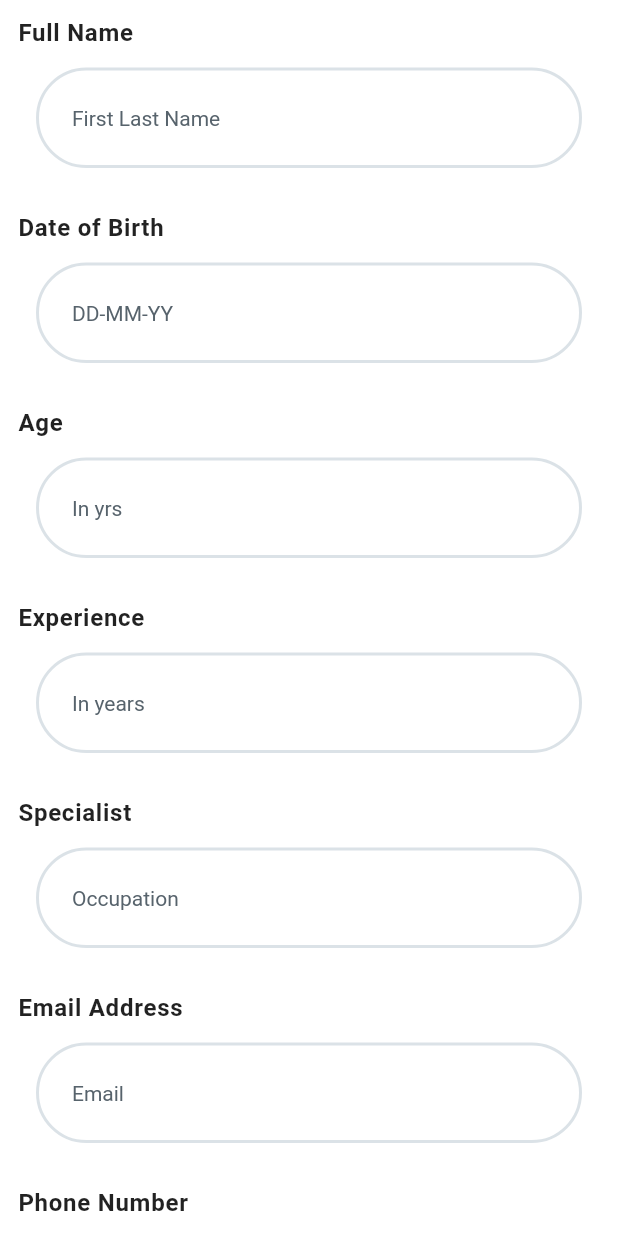
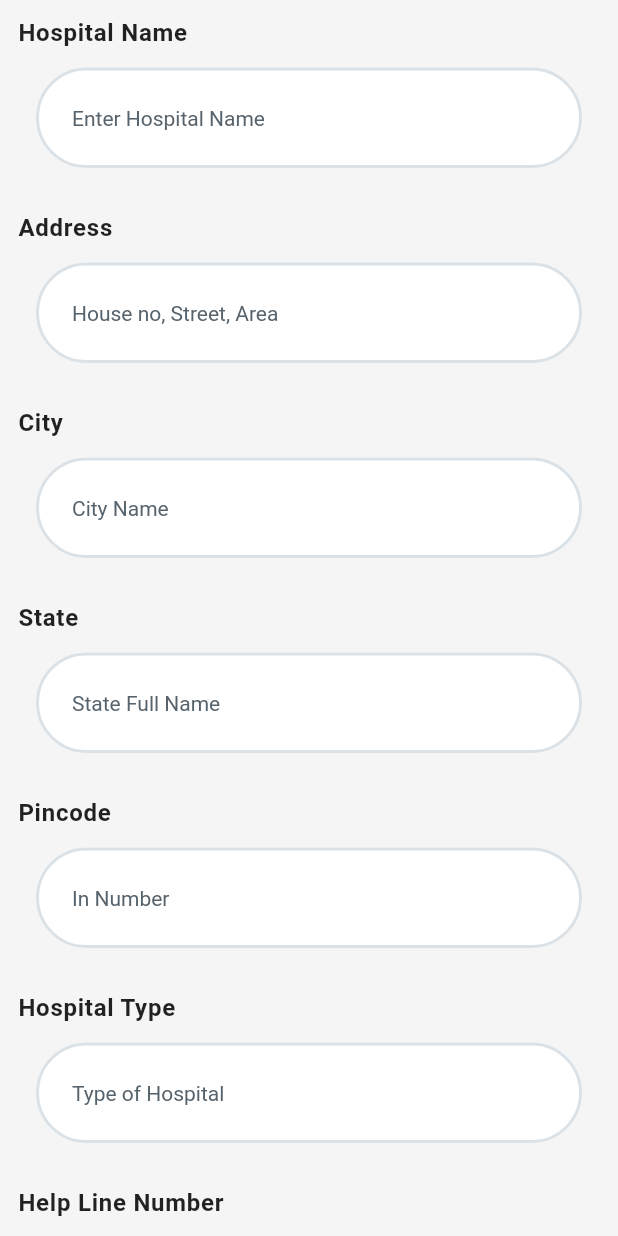
Before and after one commit to NNandhakumar26/Haryana, a Flutter app: the screen it shows after launch, on a phone screen of 412 x 824 dp. Run offline on Flutter 3.47's test engine with Material 2 defaults, Android fonts, the phone set to English and light mode, and no system bars; our stand-ins replace bouncing_widget, google_fonts; Roboto replaces fonts that are missing (Lexend Deca).

Commit message:
registration form ui updated

```diff
--- a/lib/Components/textfield_without_controller.dart
+++ b/lib/Components/textfield_without_controller.dart
@@ -40,6 +40,10 @@ class FullTextField extends StatelessWidget {
               ),
               maxLines: multiLine,
               onChanged: (String text) {
+                if (onChanged != null) {
+                  return onChanged!(text);
+
+                }
                 // onChanged!(text);
               },
               cursorColor: Style.primary,
--- a/lib/Registration/hospital_registration.dart
+++ b/lib/Registration/hospital_registration.dart
@@ -1,125 +1,127 @@
+import 'package:doctor_booking_application/Components/textfield_without_controller.dart';
+import 'package:doctor_booking_application/Registration/doctor_registration.dart';
+import 'package:doctor_booking_application/modals/hospital.dart';
+import 'package:flutter/material.dart';
 
-// import 'package:doctor_booking_application/Registration/doctor_registration.dart';
-// import 'package:flutter/material.dart';
-
-// class HospitalformWidget extends StatelessWidget {
-// //   const HospitalformWidget({Key key}) : super(key: key);
-
-// //   @override
-// //   _HospitalformWidgetState createState() => _HospitalformWidgetState();
-// // }
-
-// // class _HospitalformWidgetState extends State<HospitalformWidget> {
-//   final scaffoldKey = GlobalKey<ScaffoldState>();
+class HospitalformWidget extends StatelessWidget {
+//   const HospitalformWidget({Key key}) : super(key: key);
 
 //   @override
-//   Widget build(BuildContext context) {
-//     return Scaffold(
-//       key: scaffoldKey,
+//   _HospitalformWidgetState createState() => _HospitalformWidgetState();
+// }
 
-//       backgroundColor: Color(0xFFF5F5F5),
-//       body: SafeArea(
-//         child: GestureDetector(
-//           onTap: () => FocusScope.of(context).unfocus(),
-//           child: SingleChildScrollView(
-//             child: Column(
-//               mainAxisSize: MainAxisSize.max,
-//               children: [
-//                 Align(
-//                   alignment: AlignmentDirectional(-1, 0),
-//                   child: Padding(
-//                     padding: EdgeInsetsDirectional.fromSTEB(0, 40, 0, 0),
-//                     child: FieldTitle(
-//                       text: 'Hospital Name',
-//                     ),
-//                   ),
-//                 ),
-//                 FieldWidget(
-//                   labelName: 'Hospital',
-//                   hintName: 'Full Name',
-//                 ),
-//                 Align(
-//                   alignment: AlignmentDirectional(-1, 0),
-//                   child: FieldTitle(
-//                     text: 'Hospital Picture  ',
-//                   ),
-//                 ),
-//                 UploadButtonWidget(),
-//                 Align(
-//                   alignment: AlignmentDirectional(-1, 0),
-//                   child: FieldTitle(
-//                     text: 'Address',
-//                   ),
-//                 ),
-//                 FieldWidget(
-//                   labelName: 'Address',
-//                   hintName: 'House no, Street, Area',
-//                 ),
-//                 Align(
-//                   alignment: AlignmentDirectional(-1, 0),
-//                   child: FieldTitle(
-//                     text: 'City',
-//                   ),
-//                 ),
-//                 FieldWidget(
-//                   labelName: 'City',
-//                   hintName: 'City Name',
-//                 ),
-//                 Align(
-//                   alignment: AlignmentDirectional(-1, 0),
-//                   child: FieldTitle(
-//                     text: 'State',
-//                   ),
-//                 ),
-//                 FieldWidget(
-//                   labelName: 'State',
-//                   hintName: 'State Full Name',
-//                 ),
-//                 Align(
-//                   alignment: AlignmentDirectional(-1, 0),
-//                   child: FieldTitle(
-//                     text: 'Pincode',
-//                   ),
-//                 ),
-//                 FieldIntWidget(
-//                   labelName: 'Pin',
-//                   hintName: '123456',
-//                 ),
-//                 Align(
-//                   alignment: AlignmentDirectional(-1, 0),
-//                   child: FieldTitle(
-//                     text: 'Hospital Type',
-//                   ),
-//                 ),
-//                 FieldWidget(
-//                   labelName: 'Type',
-//                   hintName: 'clinic, speciality hospital',
-//                 ),
-//                 Align(
-//                   alignment: AlignmentDirectional(-1, 0),
-//                   child: FieldTitle(
-//                     text: 'HelpLine Number',
-//                   ),
-//                 ),
-//                 FieldIntWidget(
-//                   labelName: 'Help Line',
-//                   hintName: 'helpline',
-//                 ),
-//                 Align(
-//                   alignment: AlignmentDirectional(-1, 0),
-//                   child: FieldTitle(
-//                     text: 'Email Address',
-//                   ),
-//                 ),
-//                 FieldWidget(
-//                   labelName: 'Hospital Email',
-//                   hintName: 'name@email.com',
-//                 ),
-//               ],
-//             ),
-//           ),
-//         ),
-//       ),
-//     );
-//   }
-// }
+// class _HospitalformWidgetState extends State<HospitalformWidget> {
+  final Hospital? hospital;
+
+  HospitalformWidget({required this.hospital});
+
+  final scaffoldKey = GlobalKey<ScaffoldState>();
+
+  @override
+  Widget build(BuildContext context) {
+    return Scaffold(
+      key: scaffoldKey,
+      backgroundColor: Color(0xFFF5F5F5),
+      body: SafeArea(
+        child: GestureDetector(
+          onTap: () => FocusScope.of(context).unfocus(),
+          child: SingleChildScrollView(
+            child: Column(
+              mainAxisSize: MainAxisSize.max,
+              children: [
+                TitleInputFieldWidget(
+                  title: 'Hospital Name',
+                  fieldWidget: FullTextField(
+                    title: 'Enter Hospital Name',
+                    onChanged: (value) {
+                      hospital!.hospitalName = value;
+                    },
+                  ),
+                ),
+
+                // Align(
+                //   alignment: AlignmentDirectional(-1, 0),
+                //   child: FieldTitle(
+                //     text: 'Hospital Picture  ',
+                //   ),
+                // ),
+                // UploadButtonWidget(),
+
+                TitleInputFieldWidget(
+                  title: 'Address',
+                  fieldWidget: FullTextField(
+                    title: 'House no, Street, Area',
+                    onChanged: (String value) {
+                      hospital!.hospitalAddress!.streetName = value;
+                    },
+                  ),
+                ),
+                TitleInputFieldWidget(
+                  title: 'City',
+                  fieldWidget: FullTextField(
+                    title: 'City Name',
+                    onChanged: (String value) {
+                      hospital!.hospitalAddress!.city = value;
+                    },
+                  ),
+                ),
+                TitleInputFieldWidget(
+                  title: 'State',
+                  fieldWidget: FullTextField(
+                    title: 'State Full Name',
+                    onChanged: (String value) {
+                      hospital!.hospitalAddress!.state = value;
+                    },
+                  ),
+                ),
+                TitleInputFieldWidget(
+                  title: 'Pincode',
+                  fieldWidget: FullTextField(
+                    inputType: TextInputType.number,
+                    title: 'In Number',
+                    onChanged: (String value) {
+                      if (int.tryParse(value) != null) {
+                        hospital!.hospitalAddress!.pincode = int.parse(value);
+                      }
+                    },
+                  ),
+                ),
+                TitleInputFieldWidget(
+                  title: 'Hospital Type',
+                  fieldWidget: FullTextField(
+                    title: 'Type of Hospital',
+                    onChanged: (String value) {
+                      hospital!.hospitalType = value;
+                    },
+                  ),
+                ),
+                TitleInputFieldWidget(
+                  title: 'Help Line Number',
+                  fieldWidget: FullTextField(
+                    inputType: TextInputType.number,
+                    title: 'HelpLine',
+                    onChanged: (String value) {
+                      if (int.tryParse(value) != null) {
+                        hospital!.hospitalHelplineNo = int.parse(value);
+                      }
+                    },
+                  ),
+                ),
+                TitleInputFieldWidget(
+                  title: 'Hospital Email',
+                  fieldWidget: FullTextField(
+                    inputType: TextInputType.emailAddress,
+                    title: 'email address',
+                    onChanged: (String value) {
+                      hospital!.hospitalEmail = value;
+                    },
+                  ),
+                ),
+              ],
+            ),
+          ),
+        ),
+      ),
+    );
+  }
+}
--- a/lib/main.dart
+++ b/lib/main.dart
@@ -1,5 +1,7 @@
 import 'package:doctor_booking_application/Registration/doctor_registration.dart';
+import 'package:doctor_booking_application/Registration/hospital_registration.dart';
 import 'package:doctor_booking_application/modals/doctors.dart';
+import 'package:doctor_booking_application/modals/hospital.dart';
 import 'package:doctor_booking_application/style.dart';
 import 'package:flutter/material.dart';
 
@@ -97,9 +99,10 @@ class MyApp extends StatelessWidget {
         //TODO: Read the documentation
         typography: Typography.material2018(),
       ),
-      home: DoctorRegistrationPage(
-        doctor: Doctor(),
-      ),
+      // home: DoctorRegistrationPage(
+      //   doctor: Doctor(),
+      // ),
+      home: HospitalformWidget(hospital: Hospital()),
     );
   }
 }
--- a/lib/modals/address.dart
+++ b/lib/modals/address.dart
@@ -1,8 +1,13 @@
+
 class Address {
-  String? streetNo;
   String? streetName;
   String? city;
   String? state;
-  String? country;
   int? pincode;
+  Address({
+    this.streetName,
+    this.city,
+    this.state,
+    this.pincode,
+  });
 }
--- a/lib/modals/doctors.dart
+++ b/lib/modals/doctors.dart
@@ -1,13 +1,36 @@
+
+
 import 'address.dart';
 
 class Doctor {
   String? doctorID;
-  String? name;
-  String? specialization;
+  String? doctorName;
+  int? doctorAge;
+  String? doctorSpecialization;
   String? doctorQualification;
   String? doctorExperience;
   Address? doctorAddress;
-  String? doctorPhoneNo;
+  int? doctorPhoneNo;
   String? doctorEmail;
-  String? doctorSignature;
+  // String? doctorSignature;
+  double? doctorFees;
+  String? doctorGender;
+  int? doctorTiming;
+  String? doctorHospital;
+  Doctor({
+    this.doctorID,
+    this.doctorName,
+    this.doctorAge,
+    this.doctorSpecialization,
+    this.doctorQualification,
+    this.doctorExperience,
+    this.doctorAddress,
+    this.doctorPhoneNo,
+    this.doctorEmail,
+    // this.doctorSignature,
+    this.doctorFees,
+    this.doctorGender,
+    this.doctorTiming,
+    this.doctorHospital,
+  });
 }
--- a/lib/modals/hospital.dart
+++ b/lib/modals/hospital.dart
@@ -1,9 +1,18 @@
 import 'address.dart';
+
 class Hospital {
-  String? name;
+  String? hospitalName;
   String? hospitalID;
   Address? hospitalAddress;
-  String? hospitalHelplineNo;
+  int? hospitalHelplineNo;
   String? hospitalEmail;
   String? hospitalType;
+  Hospital({
+    this.hospitalName,
+    this.hospitalID,
+    this.hospitalAddress,
+    this.hospitalHelplineNo,
+    this.hospitalEmail,
+    this.hospitalType,
+  });
 }
--- a/lib/modals/patients.dart
+++ b/lib/modals/patients.dart
@@ -4,8 +4,8 @@ import 'guardian.dart';
 
 class Patient {
   String? patientId;
-  String? name;
-  int? age;
+  String? patientname;
+  int? patientAge;
   String? patientPhoneNo;
   String? patientEmail;
   int? months;
```
Also changed, not shown: lib/Registration/doctor_registration.dart (+88 -0 lines).
